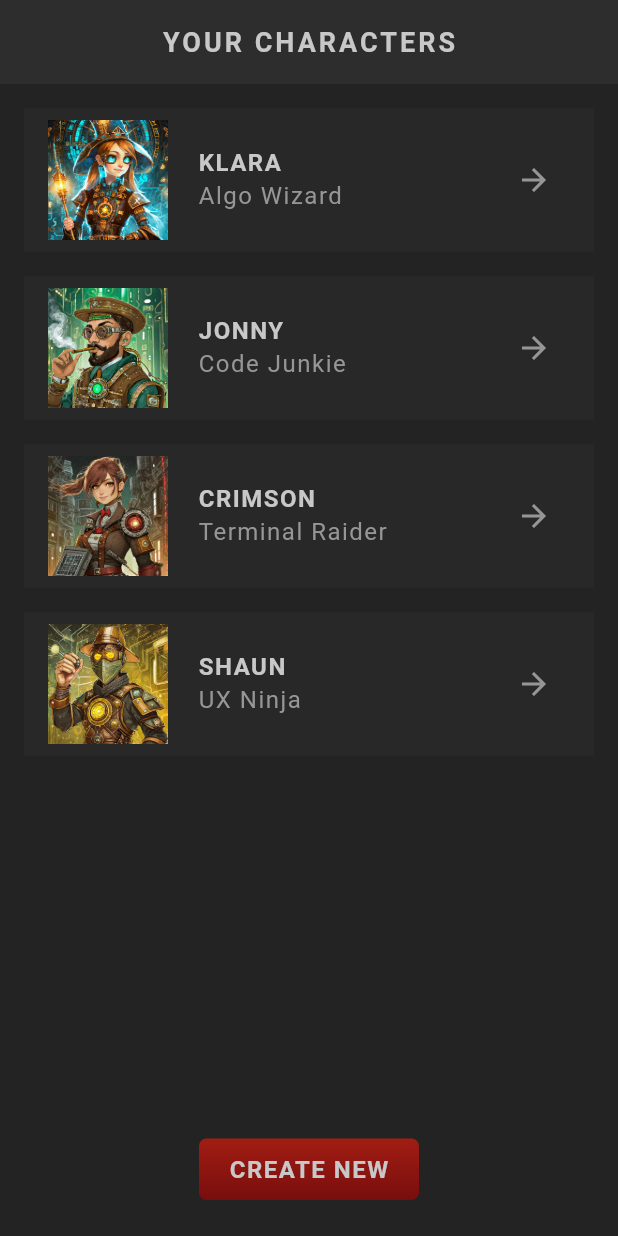
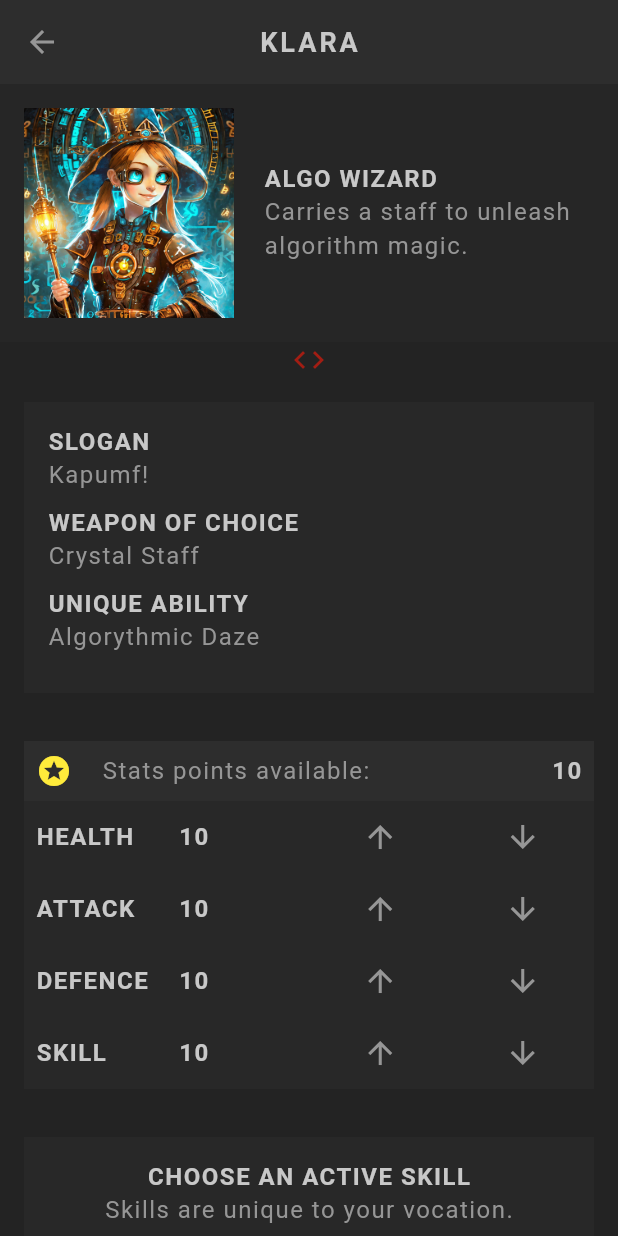
Before and after one commit to heartless4ngel/flutter_rpg, a Flutter app: the screen it shows after launch, after a tap on the "arrow forward" icon, on a phone screen of 412 x 824 dp. Run offline on Flutter 3.47's test engine with Material 3 defaults, Android fonts, the phone set to English and light mode, and no system bars; our stand-ins replace google_fonts; Roboto replaces fonts that are missing (Kanit).

Commit message:
feat(profile): add profile details
- user can allocate points to different stats
- user can choose an active skill
- user can save their changes

```diff
--- a/lib/models/stats.dart
+++ b/lib/models/stats.dart
@@ -27,15 +27,19 @@ mixin Stats {
     if (_points > 0) {
       if (stat == "health") {
         _health++;
+        _points--;
       }
       if (stat == "attack") {
         _attack++;
+        _points--;
       }
       if (stat == "defence") {
         _defence++;
+        _points--;
       }
       if (stat == "skill") {
         _skill++;
+        _points--;
       }
     }
   }
--- a/lib/screens/home/character_card.dart
+++ b/lib/screens/home/character_card.dart
@@ -1,5 +1,6 @@
 import 'package:flutter/material.dart';
 import 'package:flutter_rpg/models/character.dart';
+import 'package:flutter_rpg/screens/profile/profile.dart';
 import 'package:flutter_rpg/shared/styled_text.dart';
 import 'package:flutter_rpg/theme.dart';
 
@@ -29,7 +30,12 @@ class CharacterCard extends StatelessWidget {
             ),
             Expanded(child: SizedBox()),
             IconButton(
-              onPressed: () {},
+              onPressed: () {
+                Navigator.push(
+                  context,
+                  MaterialPageRoute(builder: (ctx) => Profile(character: character)),
+                );
+              },
               icon: Icon(Icons.arrow_forward, color: AppColors.textColor),
             ),
           ],
--- /dev/null
+++ b/lib/screens/profile/profile.dart
@@ -0,0 +1,102 @@
+import 'package:flutter/material.dart';
+import 'package:flutter_rpg/screens/profile/skill_list.dart';
+import 'package:flutter_rpg/screens/profile/stats_table.dart';
+import 'package:flutter_rpg/shared/styled_button.dart';
+import 'package:flutter_rpg/shared/styled_text.dart';
+import 'package:flutter_rpg/theme.dart';
+
+import '../../models/character.dart';
+
+class Profile extends StatelessWidget {
+  final Character character;
+
+  const Profile({super.key, required this.character});
+
+  @override
+  Widget build(BuildContext context) {
+    return Scaffold(
+      appBar: AppBar(title: StyledTitle(character.name)),
+      body: SingleChildScrollView(
+        child: SafeArea(
+          child: Column(
+            crossAxisAlignment: CrossAxisAlignment.center,
+            children: [
+              //basic info - image, vocation, description
+              Container(
+                padding: const EdgeInsets.all(16),
+                color: AppColors.secondaryColor.withValues(alpha: 0.3),
+                child: Row(
+                  children: [
+                    Image.asset(
+                      "assets/img/vocations/${character.vocation.image}",
+                      width: 140,
+                      height: 140,
+                    ),
+                    SizedBox(width: 20),
+                    Expanded(
+                      child: Column(
+                        crossAxisAlignment: CrossAxisAlignment.start,
+                        children: [
+                          StyledHeading(character.vocation.title),
+                          StyledText(character.vocation.description),
+                        ],
+                      ),
+                    ),
+                  ],
+                ),
+              ),
+
+              SizedBox(width: 20),
+              Center(child: Icon(Icons.code, color: AppColors.primaryColor)),
+
+              //weapon, ability and slogan
+              Padding(
+                padding: EdgeInsets.all(16),
+                child: Container(
+                  width: double.infinity,
+                  padding: EdgeInsets.all(16),
+                  color: AppColors.secondaryColor.withValues(alpha: 0.5),
+                  child: Column(
+                    crossAxisAlignment: CrossAxisAlignment.start,
+                    children: [
+                      const StyledHeading("Slogan"),
+                      StyledText(character.slogan),
+                      const SizedBox(height: 10),
+
+                      const StyledHeading("Weapon of Choice"),
+                      StyledText(character.vocation.weapon),
+                      const SizedBox(height: 10),
+
+                      const StyledHeading("Unique Ability"),
+                      StyledText(character.vocation.ability),
+                      const SizedBox(height: 10),
+                    ],
+                  ),
+                ),
+              ),
+              //stats & skills
+              StatsTable(character),
+              SkillList(character),
+
+              // save button
+              StyledButton(
+                onPressed: () {
+                  ScaffoldMessenger.of(context).showSnackBar(
+                    SnackBar(
+                      content: const StyledHeading("Character was saved"),
+                      showCloseIcon: true,
+                      duration: const Duration(seconds: 2),
+                      backgroundColor: AppColors.secondaryColor,
+                    ),
+                  );
+                },
+                child: const StyledHeading("Save Character"),
+              ),
+              SizedBox(height: 20),
+            ],
+          ),
+        ),
+      ),
+    );
+  }
+}
--- /dev/null
+++ b/lib/screens/profile/skill_list.dart
@@ -0,0 +1,81 @@
+import 'package:flutter/material.dart';
+import 'package:flutter_rpg/models/character.dart';
+import 'package:flutter_rpg/models/skill.dart';
+import 'package:flutter_rpg/shared/styled_text.dart';
+import 'package:flutter_rpg/theme.dart';
+
+class SkillList extends StatefulWidget {
+  final Character character;
+
+  const SkillList(this.character, {super.key});
+
+  @override
+  State<SkillList> createState() => _SkillListState();
+}
+
+class _SkillListState extends State<SkillList> {
+  late List<Skill> availableSkills;
+  late Skill selectedSkill;
+
+  @override
+  void initState() {
+    availableSkills =
+        allSkills.where((skill) {
+          return widget.character.vocation == skill.vocation;
+        }).toList();
+
+    if (widget.character.skills.isEmpty) {
+      selectedSkill = availableSkills[0];
+    }
+    if (widget.character.skills.isNotEmpty) {
+      selectedSkill = widget.character.skills.first;
+    }
+    super.initState();
+  }
+
+  @override
+  Widget build(BuildContext context) {
+    return Padding(
+      padding: const EdgeInsets.all(16),
+      child: Container(
+        padding: const EdgeInsets.all(16),
+        color: AppColors.secondaryColor.withValues(alpha: 0.5),
+        child: Column(
+          children: [
+            const StyledHeading("Choose an active skill"),
+            const StyledText("Skills are unique to your vocation."),
+            const SizedBox(height: 20),
+
+            Row(
+              children:
+                  availableSkills.map((skill) {
+                    return Container(
+                      color:
+                          skill.name == selectedSkill.name
+                              ? Colors.yellow
+                              : Colors.transparent,
+                      margin: const EdgeInsets.all(5),
+                      padding: const EdgeInsets.all(2),
+                      child: GestureDetector(
+                        onTap: () {
+                          setState(() {
+                            widget.character.updateSkill(skill);
+                            selectedSkill = skill;
+                          });
+                        },
+                        child: Image.asset(
+                          "assets/img/skills/${skill.image}",
+                          width: 70,
+                        ),
+                      ),
+                    );
+                  }).toList(),
+            ),
+            const SizedBox(height: 10),
+            StyledText(selectedSkill.name),
+          ],
+        ),
+      ),
+    );
+  }
+}
--- /dev/null
+++ b/lib/screens/profile/stats_table.dart
@@ -0,0 +1,106 @@
+import 'package:flutter/material.dart';
+import 'package:flutter_rpg/shared/styled_text.dart';
+
+import '../../models/character.dart';
+import '../../theme.dart';
+
+class StatsTable extends StatefulWidget {
+  final Character character;
+
+  const StatsTable(this.character, {super.key});
+
+  @override
+  State<StatsTable> createState() => _StatsTableState();
+}
+
+class _StatsTableState extends State<StatsTable> {
+  @override
+  Widget build(BuildContext context) {
+    return Padding(
+      padding: const EdgeInsets.all(16),
+      child: Column(
+        children: [
+          //available points
+          Container(
+            color: AppColors.secondaryColor,
+            padding: const EdgeInsets.all(8),
+            child: Row(
+              children: [
+                Icon(
+                  Icons.stars,
+                  color:
+                      widget.character.points > 0 ? Colors.yellow : Colors.grey,
+                ),
+                SizedBox(width: 20),
+                StyledText("Stats points available: "),
+                Expanded(child: SizedBox(width: 20)),
+                StyledHeading(widget.character.points.toString()),
+              ],
+            ),
+          ),
+          //stats table
+          Table(
+            children:
+                widget.character.statsAsFormattedList.map((stat) {
+                  return TableRow(
+                    decoration: BoxDecoration(
+                      color: AppColors.secondaryColor.withValues(alpha: 0.5)
+                    ),
+                    children: [
+                      //stat title
+                      TableCell(
+                        verticalAlignment: TableCellVerticalAlignment.middle,
+                        child: Padding(
+                          padding: const EdgeInsets.all(8),
+                          child: StyledHeading(stat["title"]!),
+                        ),
+                      ),
+                      //stat value
+                      TableCell(
+                        verticalAlignment: TableCellVerticalAlignment.middle,
+                        child: Padding(
+                          padding: const EdgeInsets.all(8),
+                          child: StyledHeading(stat["value"]!),
+                        ),
+                      ),
+                      // icon to increase stat
+                      TableCell(
+                        verticalAlignment: TableCellVerticalAlignment.middle,
+                        child: IconButton(
+                          icon: Icon(
+                            Icons.arrow_upward,
+                            color: AppColors.textColor,
+                          ),
+                          onPressed: () {
+                            setState(() {
+                              widget.character.increaseStat(stat["title"]!);
+                            });
+
+                          },
+                        ),
+                      ),
+                      // icon to decrease stat
+                      TableCell(
+                        verticalAlignment: TableCellVerticalAlignment.middle,
+                        child: IconButton(
+                          icon: Icon(
+                            Icons.arrow_downward,
+                            color: AppColors.textColor,
+                          ),
+                          onPressed: () {
+                            setState(() {
+                              widget.character.decreaseStat(stat["title"]!);
+                            });
+
+                          },
+                        ),
+                      ),
+                    ],
+                  );
+                }).toList(),
+          ),
+        ],
+      ),
+    );
+  }
+}
```
